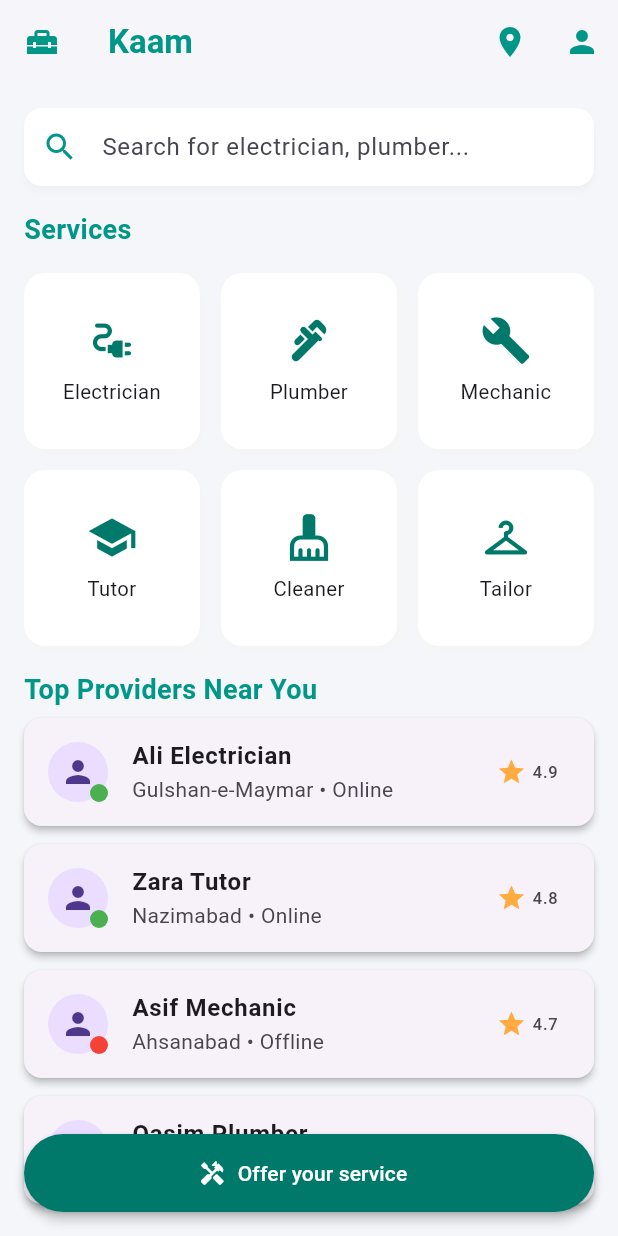
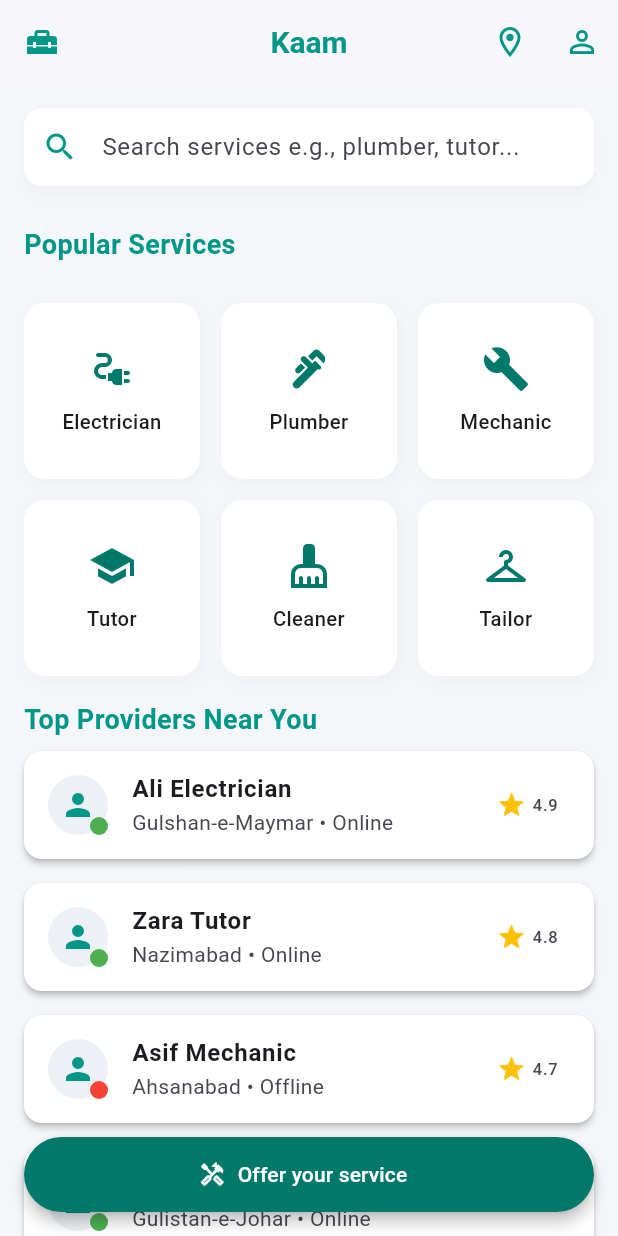
Before and after one commit to imgrasooldev/flutter_learning, a Flutter app: the HomePage screen opened by its route, on a phone screen of 412 x 824 dp. Run offline on Flutter 3.47's test engine with Material 3 defaults, Android fonts, the phone set to English and light mode, and no system bars; our stand-ins replace bloc, dio, equatable, flutter_bloc, go_router, shared_preferences; accounts and stored records are empty.

Commit message:
Home Page Modification

```diff
--- /dev/null
+++ b/devtools_options.yaml
@@ -0,0 +1,3 @@
+description: This file stores settings for Dart & Flutter DevTools.
+documentation: https://docs.flutter.dev/tools/devtools/extensions#configure-extension-enablement-states
+extensions:
--- a/lib/features/seeker/views/home_page.dart
+++ b/lib/features/seeker/views/home_page.dart
@@ -49,23 +49,28 @@ class _HomePageState extends State<HomePage> {
       backgroundColor: AppColors.background,
       appBar: AppBar(
         backgroundColor: AppColors.white,
-        elevation: 1.5,
+        elevation: 1,
+        centerTitle: true,
         leading: const Padding(
           padding: EdgeInsets.all(8.0),
           child: Icon(Icons.home_repair_service, color: AppColors.primary),
         ),
         title: const Text(
           'Kaam',
-          style: TextStyle(color: AppColors.primary, fontWeight: FontWeight.bold),
+          style: TextStyle(
+            color: AppColors.primary,
+            fontWeight: FontWeight.w700,
+            fontSize: 20,
+          ),
         ),
         actions: [
           IconButton(
             onPressed: () {},
-            icon: const Icon(Icons.location_on, color: AppColors.primary),
+            icon: const Icon(Icons.location_on_outlined, color: AppColors.primary),
           ),
           IconButton(
             onPressed: () => context.push('/profile'),
-            icon: const Icon(Icons.person, color: AppColors.primary),
+            icon: const Icon(Icons.person_outline, color: AppColors.primary),
           ),
         ],
       ),
@@ -76,20 +81,29 @@ class _HomePageState extends State<HomePage> {
             child: Column(
               crossAxisAlignment: CrossAxisAlignment.start,
               children: [
-                // Search Box
+                // Search
                 Padding(
                   padding: const EdgeInsets.all(16.0),
                   child: Column(
                     children: [
                       Material(
-                        elevation: 2,
+                        elevation: 3,
+                        borderRadius: BorderRadius.circular(12),
                         shadowColor: Colors.black12,
-                        borderRadius: BorderRadius.circular(12),
                         child: TextField(
                           controller: _searchController,
                           decoration: InputDecoration(
-                            hintText: 'Search for electrician, plumber...',
+                            hintText: 'Search services e.g., plumber, tutor...',
                             prefixIcon: const Icon(Icons.search, color: AppColors.primary),
+                            suffixIcon: _searchController.text.isNotEmpty
+                                ? IconButton(
+                                    icon: const Icon(Icons.clear, color: AppColors.primary),
+                                    onPressed: () {
+                                      _searchController.clear();
+                                      setState(() => _filteredServices.clear());
+                                    },
+                                  )
+                                : null,
                             filled: true,
                             fillColor: AppColors.fieldFill,
                             contentPadding: const EdgeInsets.symmetric(vertical: 14),
@@ -103,15 +117,14 @@ class _HomePageState extends State<HomePage> {
                       if (_filteredServices.isNotEmpty)
                         Container(
                           margin: const EdgeInsets.only(top: 8),
-                          constraints: const BoxConstraints(maxHeight: 200),
                           decoration: BoxDecoration(
-                            color: AppColors.white,
+                            color: Colors.white,
                             borderRadius: BorderRadius.circular(10),
-                            boxShadow: [
+                            boxShadow: const [
                               BoxShadow(
                                 color: Colors.black12,
-                                blurRadius: 5,
-                                offset: const Offset(0, 3),
+                                blurRadius: 4,
+                                offset: Offset(0, 3),
                               ),
                             ],
                           ),
@@ -133,14 +146,13 @@ class _HomePageState extends State<HomePage> {
                   ),
                 ),
 
-                // Services Header
                 const Padding(
-                  padding: EdgeInsets.symmetric(horizontal: 16.0),
+                  padding: EdgeInsets.symmetric(horizontal: 16.0, vertical: 10),
                   child: Text(
-                    'Services',
+                    'Popular Services',
                     style: TextStyle(
                       fontSize: 18,
-                      fontWeight: FontWeight.bold,
+                      fontWeight: FontWeight.w700,
                       color: AppColors.primary,
                     ),
                   ),
@@ -152,9 +164,9 @@ class _HomePageState extends State<HomePage> {
                     int crossAxisCount = screenWidth > 600 ? 4 : 3;
                     return GridView.count(
                       crossAxisCount: crossAxisCount,
-                      padding: const EdgeInsets.all(16),
                       shrinkWrap: true,
                       physics: const NeverScrollableScrollPhysics(),
+                      padding: const EdgeInsets.all(16),
                       mainAxisSpacing: 14,
                       crossAxisSpacing: 14,
                       children: [
@@ -169,56 +181,53 @@ class _HomePageState extends State<HomePage> {
                   },
                 ),
 
-                // Providers Header
                 const Padding(
                   padding: EdgeInsets.symmetric(horizontal: 16.0),
                   child: Text(
                     'Top Providers Near You',
                     style: TextStyle(
                       fontSize: 18,
-                      fontWeight: FontWeight.bold,
+                      fontWeight: FontWeight.w700,
                       color: AppColors.primary,
                     ),
                   ),
                 ),
 
-                // Providers List
                 ListView.builder(
                   itemCount: _providers.length,
                   shrinkWrap: true,
                   physics: const NeverScrollableScrollPhysics(),
                   itemBuilder: (context, index) {
-                    final provider = _providers[index];
+                    final p = _providers[index];
                     return providerCard(
-                      provider['name'],
-                      provider['area'],
-                      provider['rating'],
-                      provider['online'] ?? false,
+                      p['name'],
+                      p['area'],
+                      p['rating'],
+                      p['online'] ?? false,
                     );
                   },
                 ),
-
                 const SizedBox(height: 30),
               ],
             ),
           ),
 
-          // Sticky CTA Button
+          // Sticky CTA
           Positioned(
             left: 16,
             right: 16,
             bottom: 16,
             child: ElevatedButton.icon(
               onPressed: () => context.go('/provider_home'),
-              icon: const Icon(Icons.handyman, color: AppColors.white),
-              label: const Text('Offer your service', style: TextStyle(color: AppColors.white)),
+              icon: const Icon(Icons.handyman_outlined, color: Colors.white),
+              label: const Text('Offer your service', style: TextStyle(color: Colors.white)),
               style: ElevatedButton.styleFrom(
-                minimumSize: const Size(double.infinity, 52),
+                minimumSize: const Size(double.infinity, 50),
                 backgroundColor: AppColors.primaryDark,
-                elevation: 3,
                 shape: RoundedRectangleBorder(
-                  borderRadius: BorderRadius.circular(28),
+                  borderRadius: BorderRadius.circular(26),
                 ),
+                elevation: 4,
               ),
             ),
           ),
@@ -232,12 +241,12 @@ class _HomePageState extends State<HomePage> {
       onTap: () => debugPrint("Clicked: $title"),
       child: Container(
         decoration: BoxDecoration(
-          color: AppColors.white,
+          color: Colors.white,
           borderRadius: BorderRadius.circular(14),
           boxShadow: [
             BoxShadow(
-              color: Colors.grey.shade100,
-              blurRadius: 6,
+              color: Colors.grey.withOpacity(0.08),
+              blurRadius: 8,
               offset: const Offset(2, 3),
             ),
           ],
@@ -246,12 +255,12 @@ class _HomePageState extends State<HomePage> {
         child: Column(
           mainAxisAlignment: MainAxisAlignment.center,
           children: [
-            Icon(icon, size: 34, color: AppColors.primaryDark),
-            const SizedBox(height: 8),
+            Icon(icon, size: 32, color: AppColors.primaryDark),
+            const SizedBox(height: 10),
             Text(
               title,
               textAlign: TextAlign.center,
-              style: const TextStyle(fontSize: 13.5),
+              style: const TextStyle(fontSize: 13.5, fontWeight: FontWeight.w500),
             ),
           ],
         ),
@@ -261,8 +270,9 @@ class _HomePageState extends State<HomePage> {
 
   Widget providerCard(String name, String area, double rating, bool online) {
     return Card(
-      elevation: 2,
-      margin: const EdgeInsets.symmetric(horizontal: 16, vertical: 6),
+      color: Colors.white, // 👈 Add this line
+      elevation: 1.8,
+      margin: const EdgeInsets.symmetric(horizontal: 16, vertical: 8),
       shape: RoundedRectangleBorder(borderRadius: BorderRadius.circular(12)),
       child: ListTile(
         onTap: () {
@@ -280,7 +290,10 @@ class _HomePageState extends State<HomePage> {
         },
         leading: Stack(
           children: [
-            const CircleAvatar(child: Icon(Icons.person)),
+            const CircleAvatar(
+              backgroundColor: Color(0xFFEDF0F5),
+              child: Icon(Icons.person, color: AppColors.primary),
+            ),
             Positioned(
               right: 0,
               bottom: 0,
@@ -291,12 +304,15 @@ class _HomePageState extends State<HomePage> {
             ),
           ],
         ),
-        title: Text(name, style: const TextStyle(fontWeight: FontWeight.w600)),
+        title: Text(
+          name,
+          style: const TextStyle(fontWeight: FontWeight.w600),
+        ),
         subtitle: Text('$area • ${online ? 'Online' : 'Offline'}'),
         trailing: Row(
           mainAxisSize: MainAxisSize.min,
           children: [
-            const Icon(Icons.star, color: Colors.orangeAccent, size: 20),
+            const Icon(Icons.star, color: Colors.amber, size: 20),
             const SizedBox(width: 4),
             Text(rating.toStringAsFixed(1)),
           ],
```
